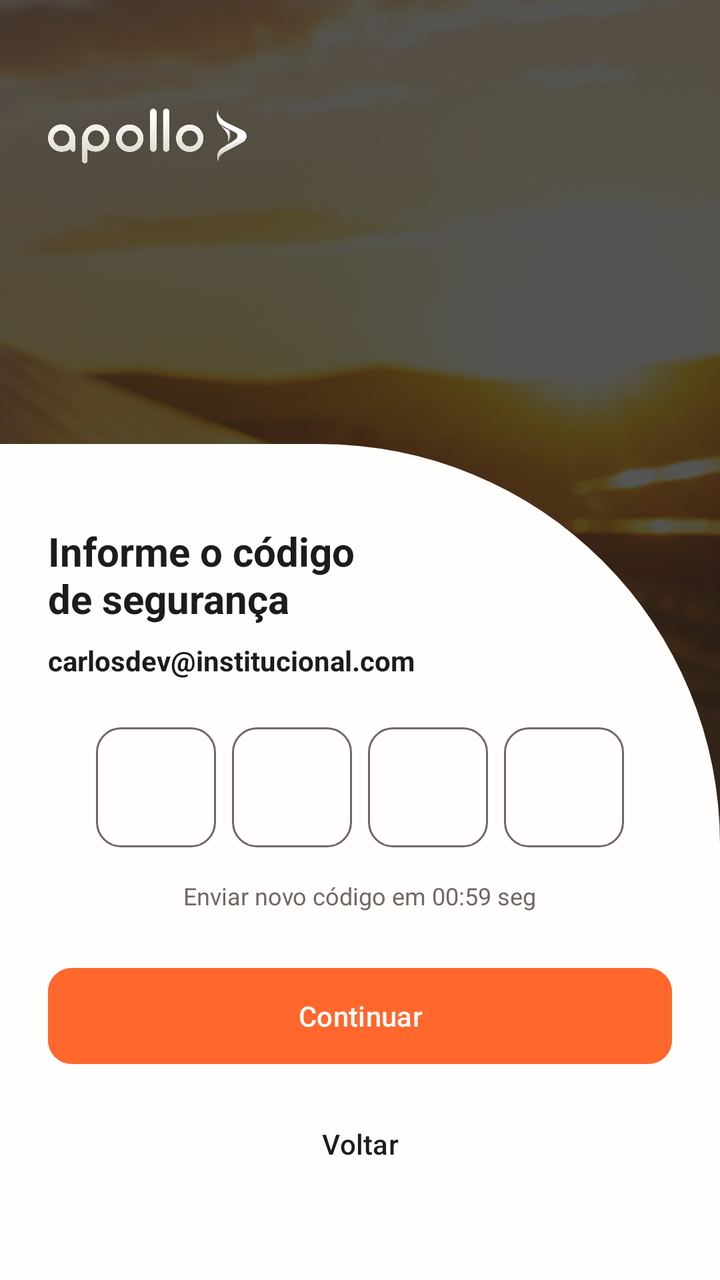
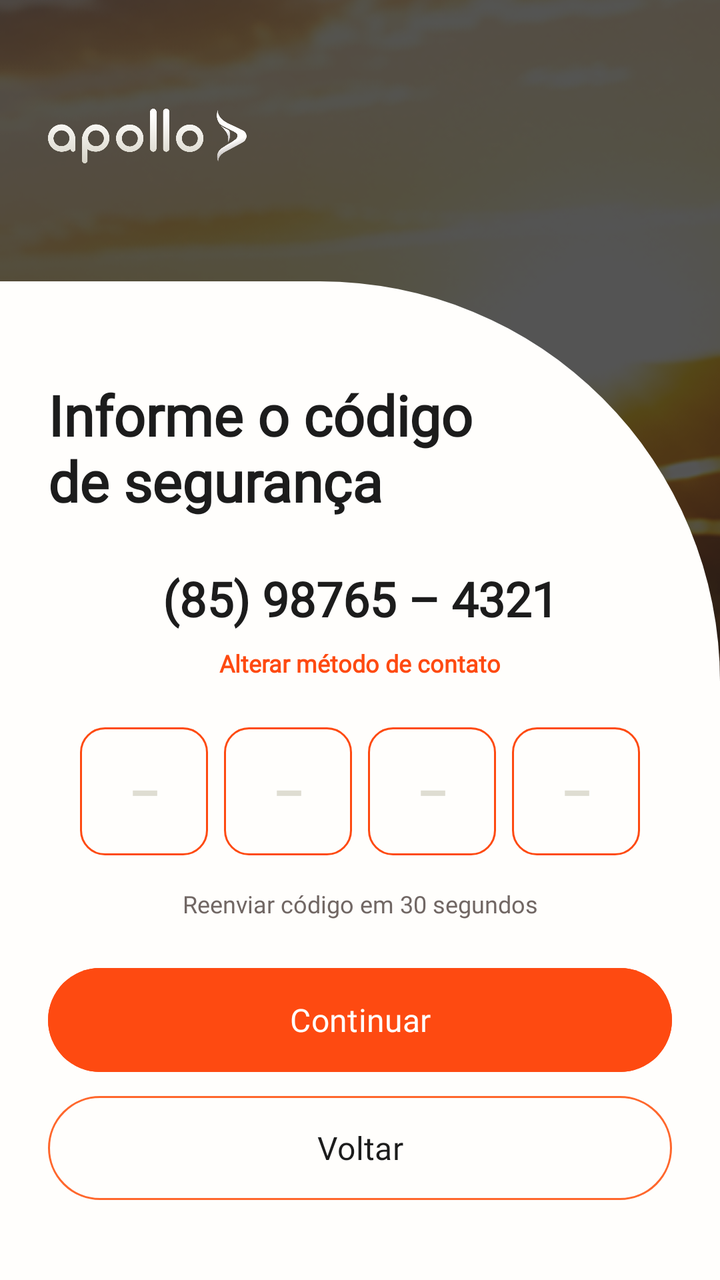

Screens rendered from an Android XML layout before and after an edit, with the pre-edit source and the edit as a unified diff.
<!-- AndroidManifest.xml: application theme Theme.ApolloMobile -->
<!-- res/layout/activity_otp_verification.xml -->
<?xml version="1.0" encoding="utf-8"?>
<androidx.constraintlayout.widget.ConstraintLayout xmlns:android="http://schemas.android.com/apk/res/android"
    xmlns:app="http://schemas.android.com/apk/res-auto"
    android:layout_width="match_parent"
    android:layout_height="match_parent">

    <ImageView
        android:id="@+id/ivBackground"
        android:layout_width="match_parent"
        android:layout_height="match_parent"
        android:scaleType="centerCrop"
        android:src="@drawable/bg_login" />

    <ImageView
        android:id="@+id/ivLogo"
        android:layout_width="100dp"
        android:layout_height="40dp"
        android:layout_marginStart="24dp"
        android:layout_marginTop="48dp"
        android:src="@drawable/logo_white"
        app:layout_constraintStart_toStartOf="parent"
        app:layout_constraintTop_toTopOf="parent" />

    <androidx.constraintlayout.widget.ConstraintLayout
        android:layout_width="match_parent"
        android:layout_height="wrap_content"
        android:background="@drawable/bg_card_white"
        android:padding="24dp"
        app:layout_constraintBottom_toBottomOf="parent">

        <TextView
            android:id="@+id/tvTitle"
            android:layout_width="wrap_content"
            android:layout_height="wrap_content"
            android:layout_marginTop="16dp"
            android:text="Informe o código\nde segurança"
            android:textColor="@color/neutral_black"
            android:textSize="20sp"
            android:textStyle="bold"
            app:layout_constraintStart_toStartOf="parent"
            app:layout_constraintTop_toTopOf="parent" />

        <TextView
            android:id="@+id/tvSubtitle"
            android:layout_width="0dp"
            android:layout_height="wrap_content"
            android:layout_marginTop="8dp"
            android:text="carlosdev@institucional.com"
            android:textColor="@color/neutral_black"
            android:textSize="14sp"
            android:textStyle="bold"
            app:layout_constraintEnd_toEndOf="parent"
            app:layout_constraintStart_toStartOf="parent"
            app:layout_constraintTop_toBottomOf="@id/tvTitle" />

        <TextView
            android:id="@+id/tvError"
            android:layout_width="wrap_content"
            android:layout_height="wrap_content"
            android:text="Código inválido, tente novamente"
            android:textColor="@color/error_one"
            android:textSize="12sp"
            android:visibility="gone"
            app:layout_constraintStart_toStartOf="parent"
            app:layout_constraintTop_toBottomOf="@id/tvSubtitle" />

        <LinearLayout
            android:id="@+id/llOtpContainer"
            android:layout_width="match_parent"
            android:layout_height="wrap_content"
            android:layout_marginTop="24dp"
            android:gravity="center"
            android:orientation="horizontal"
            app:layout_constraintTop_toBottomOf="@id/tvError">

            <EditText
                android:layout_width="60dp"
                android:layout_height="60dp"
                android:layout_marginEnd="8dp"
                android:background="@drawable/edittext_bg"
                android:gravity="center"
                android:inputType="number"
                android:maxLength="1"
                android:textSize="24sp"
                android:textStyle="bold" />

            <EditText
                android:layout_width="60dp"
                android:layout_height="60dp"
                android:layout_marginEnd="8dp"
                android:background="@drawable/edittext_bg"
                android:gravity="center"
                android:inputType="number"
                android:maxLength="1"
                android:textSize="24sp"
                android:textStyle="bold" />

            <EditText
                android:layout_width="60dp"
                android:layout_height="60dp"
                android:layout_marginEnd="8dp"
                android:background="@drawable/edittext_bg"
                android:gravity="center"
                android:inputType="number"
                android:maxLength="1"
                android:textSize="24sp"
                android:textStyle="bold" />

            <EditText
                android:layout_width="60dp"
                android:layout_height="60dp"
                android:background="@drawable/edittext_bg"
                android:gravity="center"
                android:inputType="number"
                android:maxLength="1"
                android:textSize="24sp"
                android:textStyle="bold" />
        </LinearLayout>

        <TextView
            android:id="@+id/tvResend"
            android:layout_width="wrap_content"
            android:layout_height="wrap_content"
            android:layout_marginTop="16dp"
            android:text="Enviar novo código em 00:59 seg"
            android:textColor="@color/neutral_gray"
            android:textSize="12sp"
            app:layout_constraintEnd_toEndOf="parent"
            app:layout_constraintStart_toStartOf="parent"
            app:layout_constraintTop_toBottomOf="@id/llOtpContainer" />

        <Button
            android:id="@+id/btnContinue"
            android:layout_width="match_parent"
            android:layout_height="56dp"
            android:layout_marginTop="24dp"
            android:backgroundTint="@color/secondary_one"
            android:text="Continuar"
            android:textAllCaps="false"
            android:textColor="@color/neutral_white"
            app:cornerRadius="12dp"
            app:layout_constraintTop_toBottomOf="@id/tvResend" />

        <Button
            android:id="@+id/btnBack"
            style="@style/Widget.Material3.Button.TextButton"
            android:layout_width="match_parent"
            android:layout_height="56dp"
            android:layout_marginTop="8dp"
            android:layout_marginBottom="16dp"
            android:text="Voltar"
            android:textColor="@color/neutral_black"
            app:layout_constraintBottom_toBottomOf="parent"
            app:layout_constraintTop_toBottomOf="@id/btnContinue" />

    </androidx.constraintlayout.widget.ConstraintLayout>

</androidx.constraintlayout.widget.ConstraintLayout>
<!-- resources referenced by this layout -->
<resources>
  <color name="error_one">#DC2626</color>
  <color name="neutral_black">#1C1C1C</color>
  <color name="neutral_gray">#716764</color>
  <color name="neutral_white">#FFFEFC</color>
  <color name="secondary_one">#FF672C</color>
  <!-- drawable bg_card_white (drawable) -->
  <?xml version="1.0" encoding="utf-8"?>
  <shape xmlns:android="http://schemas.android.com/apk/res/android"
      android:shape="rectangle">
  
      <solid android:color="@color/neutral_white" />
  
      <corners
          android:topLeftRadius="0dp"
          android:topRightRadius="200dp"
          android:bottomLeftRadius="0dp"
          android:bottomRightRadius="0dp" />
  
  </shape>
  <!-- drawable bg_login: png bitmap (drawable, 244132 bytes) -->
  <!-- drawable edittext_bg (drawable) -->
  <?xml version="1.0" encoding="utf-8"?>
  <shape xmlns:android="http://schemas.android.com/apk/res/android">
      <solid android:color="@android:color/transparent" />
      <stroke
          android:width="1dp"
          android:color="@color/neutral_gray" />
      <corners android:radius="12dp" />
  </shape>
  <!-- drawable logo_white: png bitmap (drawable, 65876 bytes) -->
  <style name="Theme.ApolloMobile" parent="Base.Theme.ApolloMobile" />
  <style name="Base.Theme.ApolloMobile" parent="Theme.Material3.DayNight.NoActionBar">
          
          
      </style>
</resources>

<!-- the commit's change to res/layout/activity_otp_verification.xml (unified diff, before → after) -->
@@ -13,54 +13,60 @@
 
     <ImageView
         android:id="@+id/ivLogo"
-        android:layout_width="100dp"
-        android:layout_height="40dp"
-        android:layout_marginStart="24dp"
-        android:layout_marginTop="48dp"
+        android:layout_width="@dimen/logo_width"
+        android:layout_height="@dimen/logo_height"
+        android:layout_marginStart="@dimen/logo_margin_start"
+        android:layout_marginTop="@dimen/logo_margin_top"
         android:src="@drawable/logo_white"
         app:layout_constraintStart_toStartOf="parent"
         app:layout_constraintTop_toTopOf="parent" />
 
     <androidx.constraintlayout.widget.ConstraintLayout
+        android:id="@+id/cardContainer"
         android:layout_width="match_parent"
         android:layout_height="wrap_content"
         android:background="@drawable/bg_card_white"
-        android:padding="24dp"
+        android:paddingStart="@dimen/card_padding_horizontal"
+        android:paddingEnd="@dimen/card_padding_horizontal"
+        android:paddingTop="@dimen/card_padding_top"
+        android:paddingBottom="@dimen/card_padding_bottom"
         app:layout_constraintBottom_toBottomOf="parent">
 
         <TextView
             android:id="@+id/tvTitle"
+            style="@style/apollo_h4"
             android:layout_width="wrap_content"
             android:layout_height="wrap_content"
-            android:layout_marginTop="16dp"
             android:text="Informe o código\nde segurança"
             android:textColor="@color/neutral_black"
-            android:textSize="20sp"
             android:textStyle="bold"
             app:layout_constraintStart_toStartOf="parent"
             app:layout_constraintTop_toTopOf="parent" />
 
         <TextView
             android:id="@+id/tvSubtitle"
+            style="@style/apollo_h5"
             android:layout_width="0dp"
             android:layout_height="wrap_content"
-            android:layout_marginTop="8dp"
-            android:text="carlosdev@institucional.com"
+            android:layout_marginTop="24dp"
+            android:gravity="center"
+            android:text="(85) 98765 – 4321"
             android:textColor="@color/neutral_black"
-            android:textSize="14sp"
             android:textStyle="bold"
             app:layout_constraintEnd_toEndOf="parent"
             app:layout_constraintStart_toStartOf="parent"
             app:layout_constraintTop_toBottomOf="@id/tvTitle" />
 
         <TextView
-            android:id="@+id/tvError"
+            android:id="@+id/tvChangeMethod"
+            style="@style/apollo_label4"
             android:layout_width="wrap_content"
             android:layout_height="wrap_content"
-            android:text="Código inválido, tente novamente"
-            android:textColor="@color/error_one"
-            android:textSize="12sp"
-            android:visibility="gone"
+            android:layout_marginTop="8dp"
+            android:text="Alterar método de contato"
+            android:textColor="@color/secondary_three"
+            android:textStyle="bold"
+            app:layout_constraintEnd_toEndOf="parent"
             app:layout_constraintStart_toStartOf="parent"
             app:layout_constraintTop_toBottomOf="@id/tvSubtitle" />
 
@@ -71,85 +77,106 @@
             android:layout_marginTop="24dp"
             android:gravity="center"
             android:orientation="horizontal"
-            app:layout_constraintTop_toBottomOf="@id/tvError">
+            app:layout_constraintTop_toBottomOf="@id/tvChangeMethod">
 
             <EditText
-                android:layout_width="60dp"
-                android:layout_height="60dp"
+                android:layout_width="64dp"
+                android:layout_height="64dp"
                 android:layout_marginEnd="8dp"
-                android:background="@drawable/edittext_bg"
+                android:background="@drawable/otp_box_bg"
                 android:gravity="center"
+                android:hint="–"
                 android:inputType="number"
                 android:maxLength="1"
+                android:textColor="@color/neutral_black"
+                android:textColorHint="@color/disable_gray"
                 android:textSize="24sp"
                 android:textStyle="bold" />
 
             <EditText
-                android:layout_width="60dp"
-                android:layout_height="60dp"
+                android:layout_width="64dp"
+                android:layout_height="64dp"
                 android:layout_marginEnd="8dp"
-                android:background="@drawable/edittext_bg"
+                android:background="@drawable/otp_box_bg"
                 android:gravity="center"
+                android:hint="–"
                 android:inputType="number"
                 android:maxLength="1"
+                android:textColor="@color/neutral_black"
+                android:textColorHint="@color/disable_gray"
                 android:textSize="24sp"
                 android:textStyle="bold" />
 
             <EditText
-                android:layout_width="60dp"
-                android:layout_height="60dp"
+                android:layout_width="64dp"
+                android:layout_height="64dp"
                 android:layout_marginEnd="8dp"
-                android:background="@drawable/edittext_bg"
+                android:background="@drawable/otp_box_bg"
                 android:gravity="center"
+                android:hint="–"
                 android:inputType="number"
                 android:maxLength="1"
+                android:textColor="@color/neutral_black"
+                android:textColorHint="@color/disable_gray"
                 android:textSize="24sp"
                 android:textStyle="bold" />
 
             <EditText
-                android:layout_width="60dp"
-                android:layout_height="60dp"
-                android:background="@drawable/edittext_bg"
+                android:layout_width="64dp"
+                android:layout_height="64dp"
+                android:background="@drawable/otp_box_bg"
                 android:gravity="center"
+                android:hint="–"
                 android:inputType="number"
                 android:maxLength="1"
+                android:textColor="@color/neutral_black"
+                android:textColorHint="@color/disable_gray"
                 android:textSize="24sp"
                 android:textStyle="bold" />
         </LinearLayout>
 
         <TextView
             android:id="@+id/tvResend"
+            style="@style/apollo_body4"
             android:layout_width="wrap_content"
             android:layout_height="wrap_content"
             android:layout_marginTop="16dp"
-            android:text="Enviar novo código em 00:59 seg"
+            android:text="Reenviar código em 30 segundos"
             android:textColor="@color/neutral_gray"
-            android:textSize="12sp"
             app:layout_constraintEnd_toEndOf="parent"
             app:layout_constraintStart_toStartOf="parent"
             app:layout_constraintTop_toBottomOf="@id/llOtpContainer" />
 
         <Button
             android:id="@+id/btnContinue"
+            style="@style/apollo_label2"
             android:layout_width="match_parent"
-            android:layout_height="56dp"
+            android:layout_height="@dimen/button_height"
             android:layout_marginTop="24dp"
-            android:backgroundTint="@color/secondary_one"
+            android:backgroundTint="@color/secondary_three"
+            android:insetTop="0dp"
+            android:insetBottom="0dp"
             android:text="Continuar"
             android:textAllCaps="false"
             android:textColor="@color/neutral_white"
-            app:cornerRadius="12dp"
+            app:cornerRadius="@dimen/button_corner_radius"
             app:layout_constraintTop_toBottomOf="@id/tvResend" />
 
         <Button
             android:id="@+id/btnBack"
-            style="@style/Widget.Material3.Button.TextButton"
+            style="@style/apollo_label2"
             android:layout_width="match_parent"
-            android:layout_height="56dp"
-            android:layout_marginTop="8dp"
-            android:layout_marginBottom="16dp"
+            android:layout_height="@dimen/button_height"
+            android:layout_marginTop="12dp"
+            android:layout_marginBottom="8dp"
+            android:background="@drawable/btn_outlined"
+            android:insetTop="0dp"
+            android:insetBottom="0dp"
             android:text="Voltar"
+            android:textAllCaps="false"
             android:textColor="@color/neutral_black"
+            app:backgroundTint="@null"
+            app:cornerRadius="@dimen/button_corner_radius"
             app:layout_constraintBottom_toBottomOf="parent"
             app:layout_constraintTop_toBottomOf="@id/btnContinue" />
 
<!-- resource entries referenced after the edit -->
@@ -1,10 +1,23 @@
 <!-- resources referenced by this layout -->
 <resources>
-  <color name="error_one">#DC2626</color>
+  <color name="disable_gray">#B3D1CEC1</color>
   <color name="neutral_black">#1C1C1C</color>
   <color name="neutral_gray">#716764</color>
   <color name="neutral_white">#FFFEFC</color>
+  <color name="secondary_three">#FE4A11</color>
+  <dimen name="button_corner_radius">28dp</dimen>
+  <dimen name="button_height">52dp</dimen>
+  <dimen name="card_padding_bottom">32dp</dimen>
+  <dimen name="card_padding_horizontal">24dp</dimen>
+  <dimen name="card_padding_top">48dp</dimen>
+  <dimen name="logo_height">40dp</dimen>
+  <dimen name="logo_margin_start">24dp</dimen>
+  <dimen name="logo_margin_top">48dp</dimen>
+  <dimen name="logo_width">100dp</dimen>
   <color name="secondary_one">#FF672C</color>
+  <style name="apollo_text_base">
+          <item name="android:textColor">@color/neutral_black</item>
+      </style>
   <!-- drawable bg_card_white (drawable) -->
   <?xml version="1.0" encoding="utf-8"?>
   <shape xmlns:android="http://schemas.android.com/apk/res/android"
@@ -20,16 +33,50 @@
   
   </shape>
   <!-- drawable bg_login: png bitmap (drawable, 244132 bytes) -->
-  <!-- drawable edittext_bg (drawable) -->
+  <!-- drawable btn_outlined (drawable) -->
+  <?xml version="1.0" encoding="utf-8"?>
+  <ripple xmlns:android="http://schemas.android.com/apk/res/android"
+      android:color="#40FF672C">
+      <item>
+          <shape android:shape="rectangle">
+              <solid android:color="@android:color/transparent" />
+              <stroke
+                  android:width="1dp"
+                  android:color="@color/secondary_one" />
+              <corners android:radius="32dp" />
+          </shape>
+      </item>
+  </ripple>
+  <!-- drawable logo_white: png bitmap (drawable, 65876 bytes) -->
+  <!-- drawable otp_box_bg (drawable) -->
   <?xml version="1.0" encoding="utf-8"?>
   <shape xmlns:android="http://schemas.android.com/apk/res/android">
       <solid android:color="@android:color/transparent" />
       <stroke
           android:width="1dp"
-          android:color="@color/neutral_gray" />
+          android:color="@color/secondary_three" />
       <corners android:radius="12dp" />
   </shape>
-  <!-- drawable logo_white: png bitmap (drawable, 65876 bytes) -->
+  <style name="apollo_body4" parent="apollo_text_base">
+          <item name="android:fontFamily">@font/manrope_regular</item>
+          <item name="android:textSize">12sp</item>
+      </style>
+  <style name="apollo_h4" parent="apollo_text_base">
+          <item name="android:fontFamily">@font/plusjakartasans_bold</item>
+          <item name="android:textSize">28sp</item>
+      </style>
+  <style name="apollo_h5" parent="apollo_text_base">
+          <item name="android:fontFamily">@font/plusjakartasans_bold</item>
+          <item name="android:textSize">24sp</item>
+      </style>
+  <style name="apollo_label2" parent="apollo_text_base">
+          <item name="android:fontFamily">@font/manrope_bold</item>
+          <item name="android:textSize">16sp</item>
+      </style>
+  <style name="apollo_label4" parent="apollo_text_base">
+          <item name="android:fontFamily">@font/manrope_bold</item>
+          <item name="android:textSize">12sp</item>
+      </style>
   <style name="Theme.ApolloMobile" parent="Base.Theme.ApolloMobile" />
   <style name="Base.Theme.ApolloMobile" parent="Theme.Material3.DayNight.NoActionBar">
           
